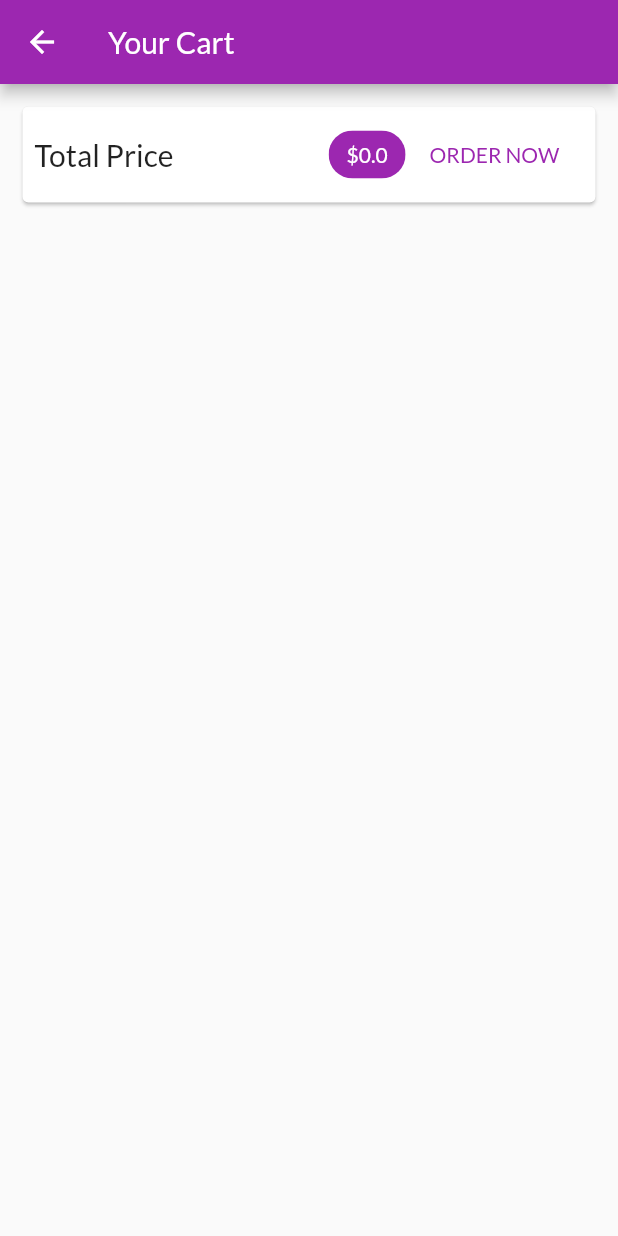
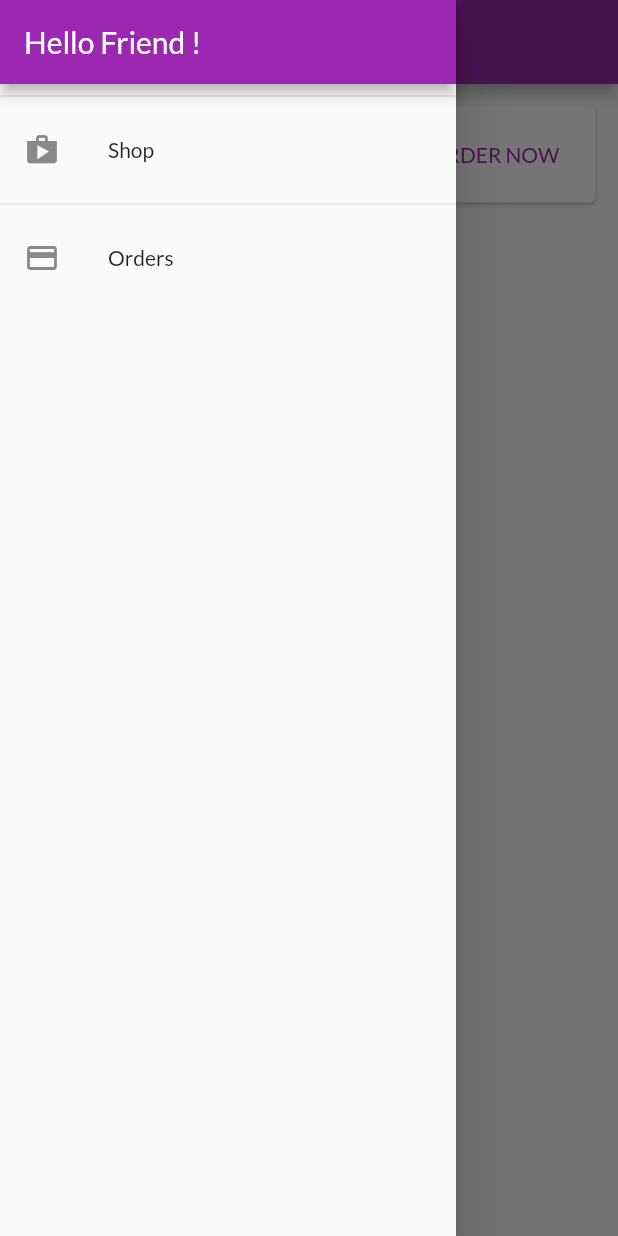
Before and after one commit to GorgeAntwan/E-commerce_Flutter_mobile_application, a Flutter app: the CartScreen screen opened by its route, with the side drawer open (before the commit the screen has no drawer), on a phone screen of 412 x 824 dp. Run offline on Flutter 3.47's test engine with Material 2 defaults, Android fonts, the phone set to English and light mode, and no system bars; network calls fail.

Commit message:
add order screen and drawer and order provider

```diff
--- a/lib/main.dart
+++ b/lib/main.dart
@@ -1,7 +1,9 @@
 import 'package:flutter/material.dart';
 import 'package:flutterEcommerceProject/providers/cart.dart';
+import 'package:flutterEcommerceProject/providers/order.dart';
 import 'package:flutterEcommerceProject/providers/products.dart';
 import 'package:flutterEcommerceProject/screens/cart_screen.dart';
+import 'package:flutterEcommerceProject/screens/order_screen.dart';
 import 'package:flutterEcommerceProject/screens/product_details_screen.dart';
 import 'package:flutterEcommerceProject/screens/product_overview_screen.dart';
 import 'package:provider/provider.dart';
@@ -22,6 +24,7 @@ class MyApp extends StatelessWidget {
             create: (cntx)=>Products(),),
         ChangeNotifierProvider(
             create: (cntx)=>Cart(),),
+        ChangeNotifierProvider(create: (cntx)=>Orders(),)
       ],
 
         child: MaterialApp(
@@ -49,7 +52,8 @@ class MyApp extends StatelessWidget {
         home: ProductOverviewScreen(),
         routes: {
           ProductDetailsScreen.routeName: (context)=>ProductDetailsScreen(),
-          CartScreen.routeName:(context) => CartScreen()
+          CartScreen.routeName:(context) => CartScreen(),
+          OrderScreen.routeName:(context)=>OrderScreen()
         },
       ),
     );
--- a/lib/providers/cart.dart
+++ b/lib/providers/cart.dart
@@ -57,4 +57,8 @@ class Cart with ChangeNotifier {
     }
     notifyListeners();
   }
+  void clearItem(){
+     _items= {};
+     notifyListeners();
+   }
 }
--- a/lib/providers/products.dart
+++ b/lib/providers/products.dart
@@ -50,4 +50,5 @@ class Products with ChangeNotifier{
      //item.add(value);
      notifyListeners();
    }
+
 }
--- a/lib/screens/cart_screen.dart
+++ b/lib/screens/cart_screen.dart
@@ -1,5 +1,7 @@
 import 'package:flutter/material.dart';
 import 'package:flutterEcommerceProject/providers/cart.dart' show Cart;
+import 'package:flutterEcommerceProject/providers/order.dart';
+import 'package:flutterEcommerceProject/widgets/app_drawer.dart';
 import 'package:flutterEcommerceProject/widgets/cart_item.dart';
 import 'package:provider/provider.dart';
 
@@ -15,6 +17,7 @@ class CartScreen extends StatelessWidget {
           'Your Cart',
         ),
       ),
+      drawer: AppDrawer(),
       body: Container(
         child: Column(
           children: [
@@ -40,9 +43,12 @@ class CartScreen extends StatelessWidget {
                         ),
                         label: Text(
                           // ignore: deprecated_member_use
-                          '\$${cart.totalAmount}',style: TextStyle(color: Theme.of(context).primaryTextTheme.title.color,),
+                          '\$${cart.totalAmount.toStringAsFixed(2)}',style: TextStyle(color: Theme.of(context).primaryTextTheme.title.color,),
                         )),
-                        FlatButton(onPressed: (){}, child: Text('ORDER NOW',style: TextStyle(color:Theme.of(context).primaryColor)))
+                        FlatButton(onPressed: (){
+                          Provider.of<Orders>(context,listen: false).addOrder(cart.items.values.toList(), cart.totalAmount);
+                          cart.clearItem();
+                        }, child: Text('ORDER NOW',style: TextStyle(color:Theme.of(context).primaryColor)))
                   ],
                 ),
               ),
--- /dev/null
+++ b/lib/screens/order_screen.dart
@@ -0,0 +1,22 @@
+import 'package:flutter/material.dart';
+import 'package:flutterEcommerceProject/providers/order.dart' show Orders;
+import 'package:flutterEcommerceProject/widgets/app_drawer.dart';
+import 'package:flutterEcommerceProject/widgets/order_item.dart';
+import 'package:provider/provider.dart';
+class OrderScreen extends StatelessWidget {
+  static const routeName ='/orders';
+  @override
+  Widget build(BuildContext context) {
+    final orderData = Provider.of<Orders>(context);
+
+    return Container(
+      child: Scaffold(appBar: AppBar(
+        title:Text('Your order'),
+       ),
+       drawer: AppDrawer(),
+       body: ListView.builder(itemCount:orderData.orders.length,
+         itemBuilder: (cntx,i)=>OrderItem(orderData.orders[i])),
+      ),
+    );
+  }
+}
--- a/lib/screens/product_overview_screen.dart
+++ b/lib/screens/product_overview_screen.dart
@@ -1,6 +1,7 @@
 import 'package:flutter/material.dart';
 import 'package:flutterEcommerceProject/providers/cart.dart';
 import 'package:flutterEcommerceProject/screens/cart_screen.dart';
+import 'package:flutterEcommerceProject/widgets/app_drawer.dart';
 import 'package:flutterEcommerceProject/widgets/badge.dart';
 import 'package:flutterEcommerceProject/widgets/products_grid.dart';
 import 'package:provider/provider.dart';
@@ -55,6 +56,7 @@ class _ProductOverviewScreenState extends State<ProductOverviewScreen> {
             )
           ],
         ),
+        drawer: AppDrawer(),
         body: Container(
           padding: EdgeInsets.all(10),
           child: ProductsGrid(isFavorited),
--- /dev/null
+++ b/lib/widgets/app_drawer.dart
@@ -0,0 +1,33 @@
+import 'package:flutter/material.dart';
+import 'package:flutterEcommerceProject/screens/order_screen.dart';
+class AppDrawer extends StatelessWidget {
+  @override
+  Widget build(BuildContext context) {
+    return Container(
+      child: Drawer(child: Column(
+        children: [
+          AppBar(
+            title:Text('Hello Friend !'),
+            automaticallyImplyLeading: false,
+          ),
+          Divider(),
+          ListTile(
+            leading: Icon(Icons.shop),
+            title: Text('Shop'),
+            onTap: (){
+              Navigator.of(context).pushReplacementNamed('/');
+            },
+            ),
+         Divider(),
+          ListTile(
+            leading: Icon(Icons.payment),
+            title: Text('Orders'),
+            onTap: (){
+              Navigator.of(context).pushReplacementNamed(OrderScreen.routeName);
+            },
+            ),
+        ],
+      ),),
+    );
+  }
+}
--- a/pubspec.yaml
+++ b/pubspec.yaml
@@ -24,6 +24,7 @@ dependencies:
   flutter:
     sdk: flutter
   provider: ^4.3.3
+  intl: ^0.16.1
 
   # The following adds the Cupertino Icons font to your application.
   # Use with the CupertinoIcons class for iOS style icons.
```
Also changed, not shown: lib/providers/order.dart (added, +35 -0 lines), lib/widgets/order_item.dart (added, +63 -0 lines), pubspec.lock.
